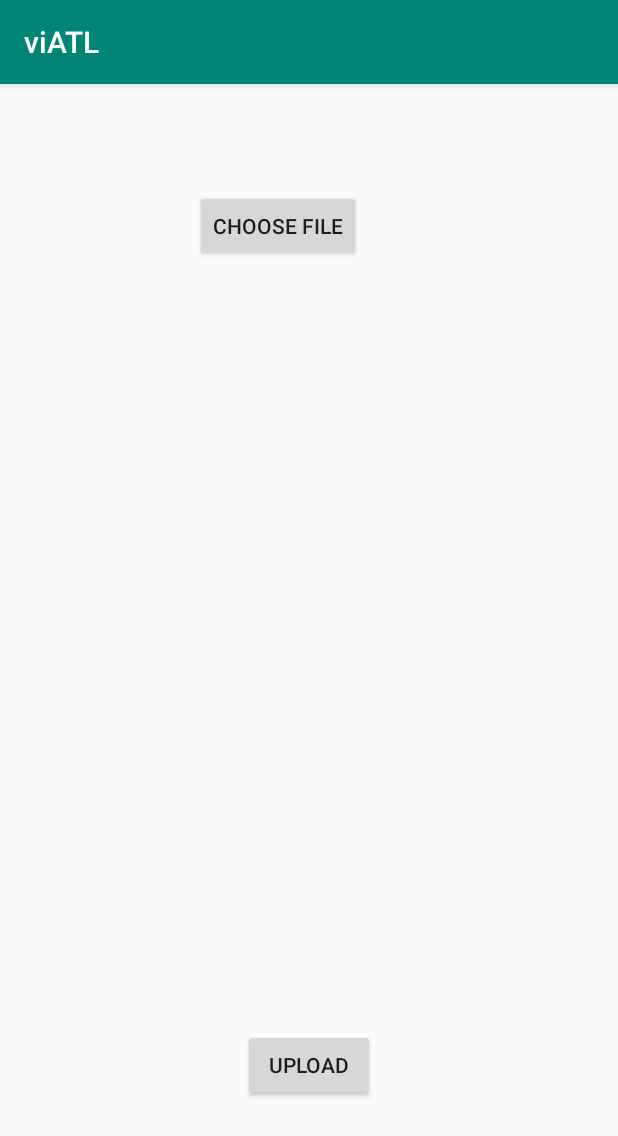
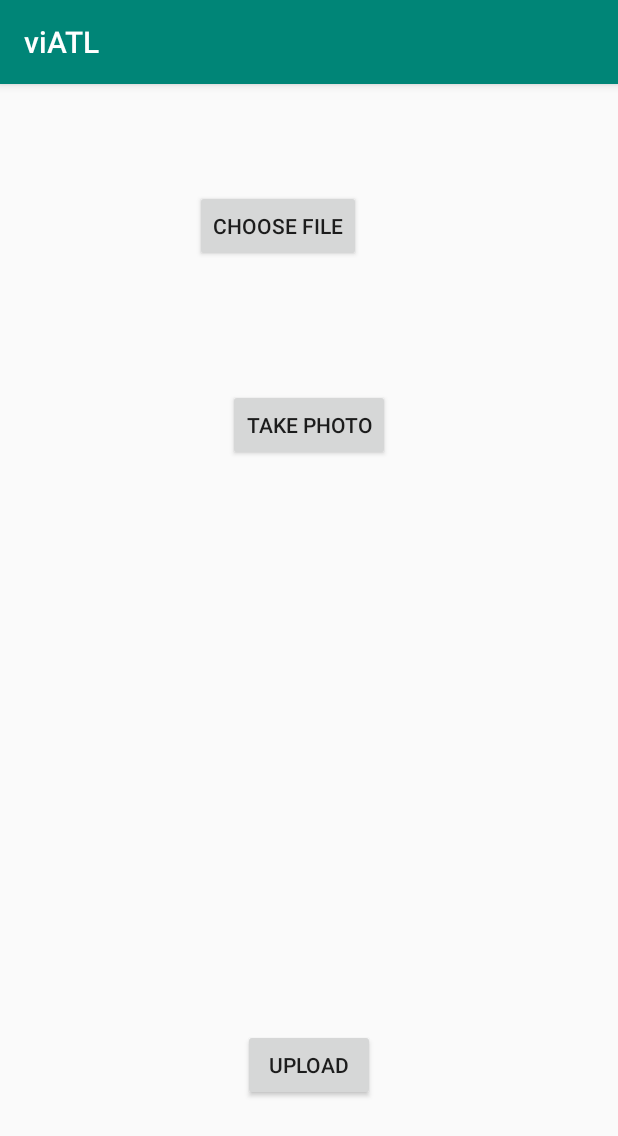
Before and after one commit to amarsgithub/viATL, an Android app: the screen it shows after launch (MainActivity), on a phone screen of 412 x 824 dp. Shown: the top 1136 px of the screen. Run offline under Robolectric (Android 15) with nearby library versions, the phone set to English and light mode, and no system bars; our stand-ins replace Firebase (no records; nobody signed in at launch, a user with empty details on screens opened directly).

```diff
--- a/app/src/main/java/com/example/amars/viatl/MainActivity.java
+++ b/app/src/main/java/com/example/amars/viatl/MainActivity.java
@@ -3,6 +3,7 @@ package com.example.amars.viatl;
 import android.content.ContentResolver;
 import android.net.Uri;
 import android.os.Handler;
+import android.provider.MediaStore;
 import android.support.annotation.NonNull;
 import android.app.Activity;
 import android.content.Intent;
@@ -65,7 +66,18 @@ public class MainActivity extends AppCompatActivity {
     protected void onCreate(Bundle savedInstanceState) {
         super.onCreate(savedInstanceState);
         setContentView(R.layout.activity_main);
+///////////
+        Button btnCamera = (Button)findViewById(R.id.btnCamera);
+        btnCamera.setOnClickListener(new View.OnClickListener() {
+            @Override
+            public void onClick(View v) {
+                Intent intent = new Intent(MediaStore.ACTION_IMAGE_CAPTURE);
+                startActivityForResult(intent, 0);
+            }
+        });
 
+
+        ///////////
         mButtonChooseImage = findViewById(R.id.button_choose_image);
         mButtonUpload = findViewById(R.id.button_upload);
         mTextViewShowUploads = findViewById(R.id.text_view_show_uploads);
@@ -115,6 +127,11 @@ public class MainActivity extends AppCompatActivity {
             mImageUri = data.getData();
             mImageView.setImageURI(mImageUri);
 
+        }
+        if (requestCode == 0)
+        {
+            Bitmap bitmap = (Bitmap)data.getExtras().get("data");
+            mImageView.setImageBitmap(bitmap);
         }
     }
 
--- a/app/src/main/res/layout/activity_main.xml
+++ b/app/src/main/res/layout/activity_main.xml
@@ -39,11 +39,11 @@
     <ImageView
         android:id="@+id/image_view"
         android:layout_width="match_parent"
-        android:layout_height="860dp"
+        android:layout_height="200dp"
         android:layout_alignParentStart="true"
         android:layout_alignParentBottom="true"
-        android:layout_marginStart="18dp"
-        android:layout_marginBottom="155dp" />
+        android:layout_marginStart="32dp"
+        android:layout_marginBottom="119dp" />
         android:layout_below="@id/edit_text_file_name"
         android:layout_centerHorizontal="true"
         android:layout_marginTop="36dp" />
@@ -85,5 +85,14 @@
         android:textAppearance="@style/TextAppearance.AppCompat.Caption"
         android:visibility="invisible" />
 
+    <Button
+        android:id="@+id/btnCamera"
+        android:layout_width="wrap_content"
+        android:layout_height="wrap_content"
+        android:layout_alignParentTop="true"
+        android:layout_centerHorizontal="true"
+        android:layout_marginTop="187dp"
+        android:text="Take Photo" />
+
 
 </RelativeLayout>
```
